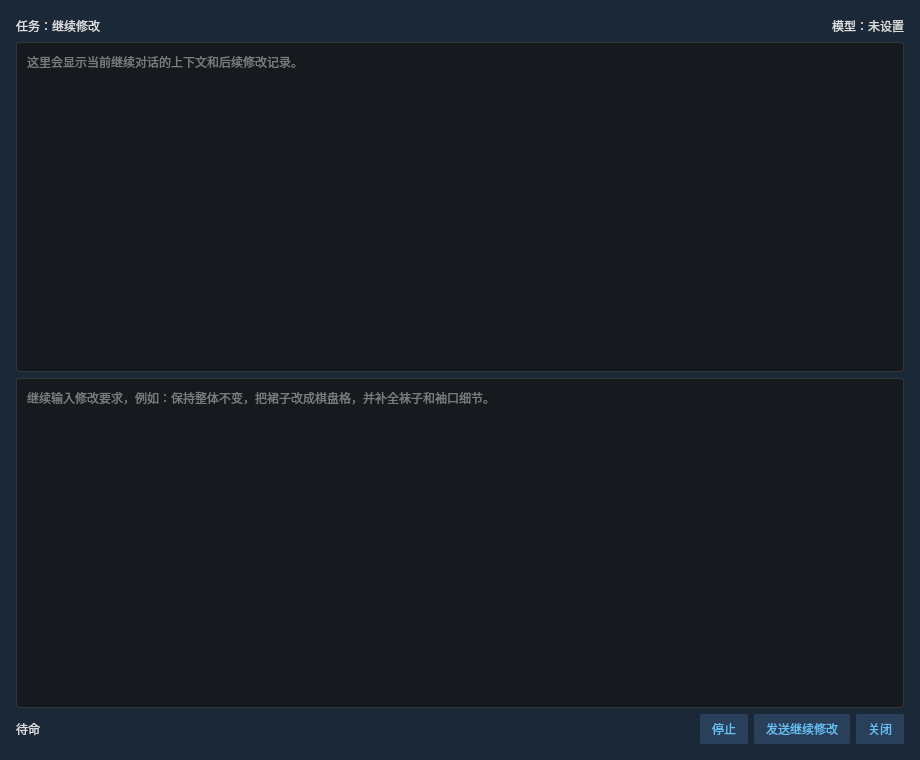
This is continueconversationdialog.ui in hanbinhsh/SD-LoRA-Manager as Qt 5 draws it before an edit. The edited form follows.
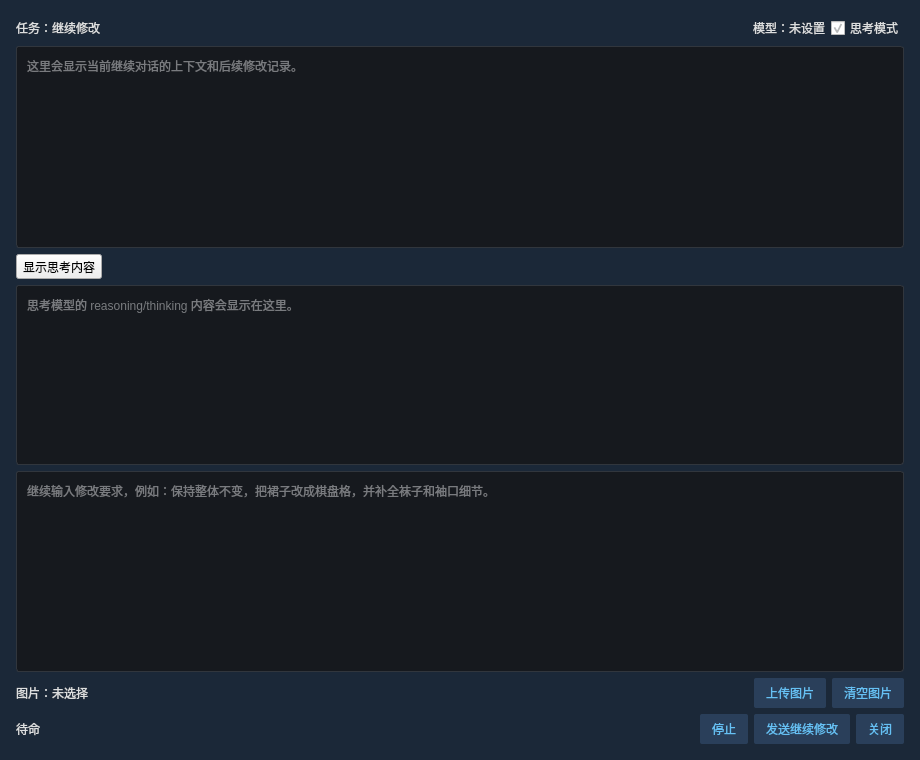
This is the edited form.

Commit message: 气泡对话

What changed in the file:
```diff
--- a/continueconversationdialog.ui
+++ b/continueconversationdialog.ui
@@ -15,7 +15,7 @@
   </property>
   <property name="styleSheet">
    <string notr="true">QDialog#ContinueConversationDialog { background-color: #1b2838; color: #dcdedf; }
-QTextBrowser, QPlainTextEdit, QLabel {
+QTextBrowser, QPlainTextEdit, QLabel, QCheckBox {
     color: #dcdedf;
 }
 QTextBrowser, QPlainTextEdit {
@@ -69,12 +69,22 @@
       </spacer>
      </item>
      <item>
-      <widget class="QLabel" name="lblModelInfo">
+     <widget class="QLabel" name="lblModelInfo">
        <property name="text">
         <string>模型：未设置</string>
        </property>
       </widget>
      </item>
+     <item>
+      <widget class="QCheckBox" name="chkEnableThinking">
+       <property name="text">
+        <string>思考模式</string>
+       </property>
+       <property name="checked">
+        <bool>true</bool>
+       </property>
+      </widget>
+     </item>
     </layout>
    </item>
    <item>
@@ -87,12 +97,41 @@
      </property>
     </widget>
    </item>
+   <item>
+    <widget class="QToolButton" name="btnToggleThinking">
+     <property name="text">
+      <string>显示思考内容</string>
+     </property>
+     <property name="checkable">
+      <bool>true</bool>
+     </property>
+     <property name="checked">
+      <bool>false</bool>
+     </property>
+    </widget>
+   </item>
+   <item>
+    <widget class="QTextBrowser" name="textThinking">
+     <property name="maximumSize">
+      <size>
+       <width>16777215</width>
+       <height>180</height>
+      </size>
+     </property>
+     <property name="visible">
+      <bool>false</bool>
+     </property>
+     <property name="placeholderText">
+      <string>思考模型的 reasoning/thinking 内容会显示在这里。</string>
+     </property>
+    </widget>
+   </item>
    <item>
     <widget class="QPlainTextEdit" name="textUserInput">
      <property name="minimumSize">
       <size>
        <width>0</width>
-       <height>110</height>
+       <height>72</height>
       </size>
      </property>
      <property name="placeholderText">
@@ -100,6 +139,44 @@
      </property>
     </widget>
    </item>
+   <item>
+    <layout class="QHBoxLayout" name="horizontalLayoutImages">
+     <item>
+      <widget class="QLabel" name="lblImageInfo">
+       <property name="text">
+        <string>图片：未选择</string>
+       </property>
+      </widget>
+     </item>
+     <item>
+      <spacer name="horizontalSpacerImages">
+       <property name="orientation">
+        <enum>Qt::Orientation::Horizontal</enum>
+       </property>
+       <property name="sizeHint" stdset="0">
+        <size>
+         <width>40</width>
+         <height>20</height>
+        </size>
+       </property>
+      </spacer>
+     </item>
+     <item>
+      <widget class="QPushButton" name="btnAddImages">
+       <property name="text">
+        <string>上传图片</string>
+       </property>
+      </widget>
+     </item>
+     <item>
+      <widget class="QPushButton" name="btnClearImages">
+       <property name="text">
+        <string>清空图片</string>
+       </property>
+      </widget>
+     </item>
+    </layout>
+   </item>
    <item>
     <layout class="QHBoxLayout" name="horizontalLayoutFooter">
      <item>
```
The commit also changes 2 other files.
